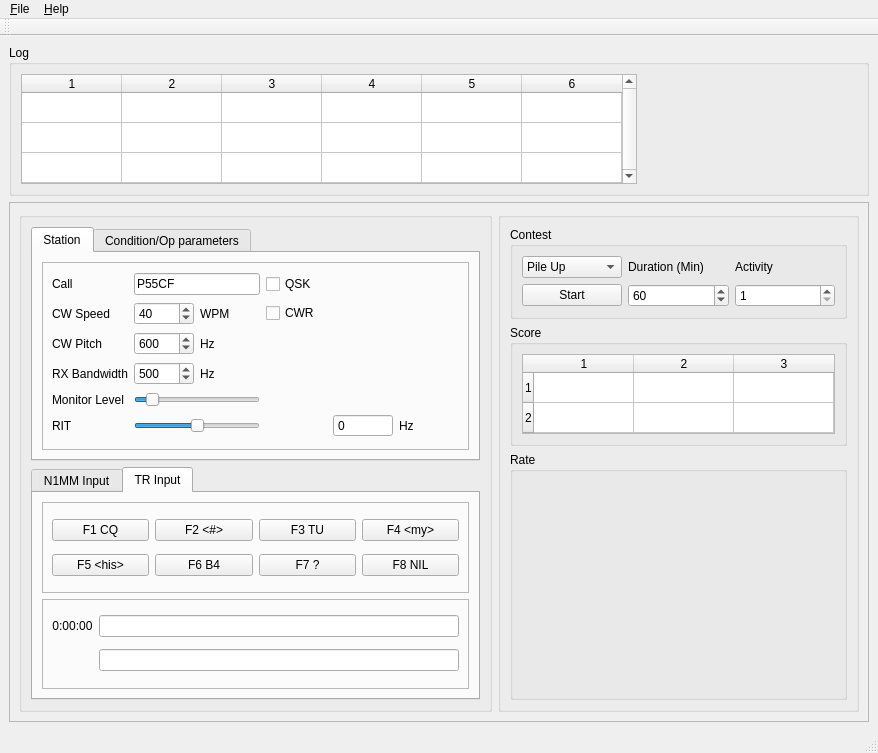
The window that python/cwsimgui.ui (w9cf/cwsim) describes before a commit, drawn with Qt 5.
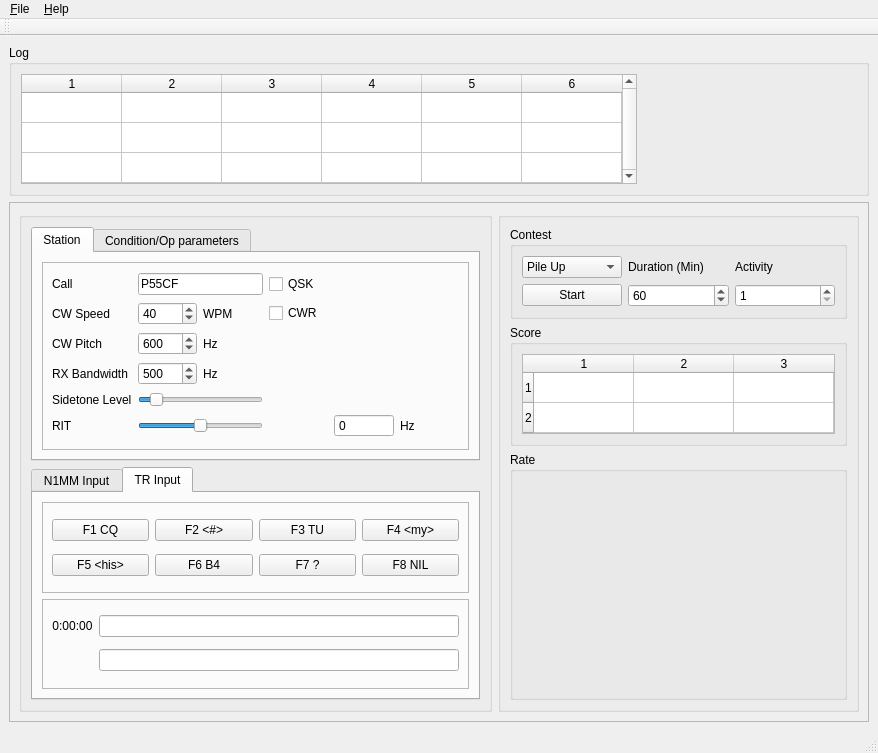
The same window after the commit. The open tabs and pages were chosen to show the change. Custom widgets are drawn as their Qt base class.

What changed in the file:
```diff
--- a/python/cwsimgui.ui
+++ b/python/cwsimgui.ui
@@ -215,7 +215,7 @@
                  <item row="4" column="0">
                   <widget class="QLabel" name="monitorLabel">
                    <property name="text">
-                    <string>Monitor Level</string>
+                    <string>Sidetone Level</string>
                    </property>
                   </widget>
                  </item>
```
Left out of the diff: 66 changed lines with no effect on the pictures.
